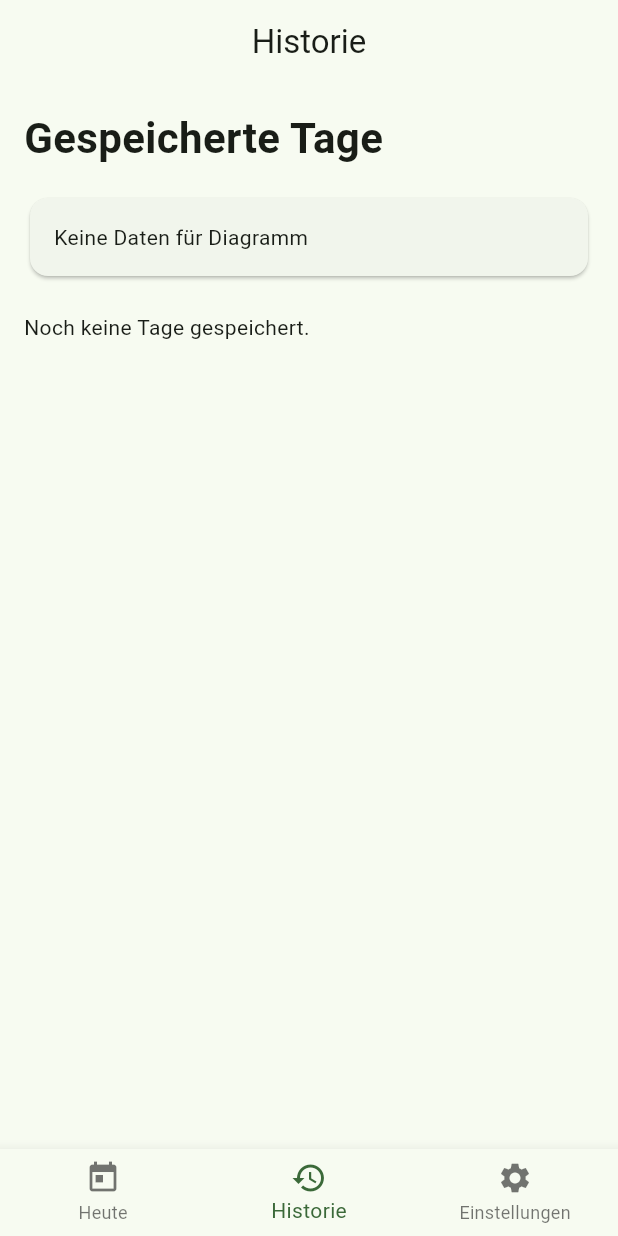
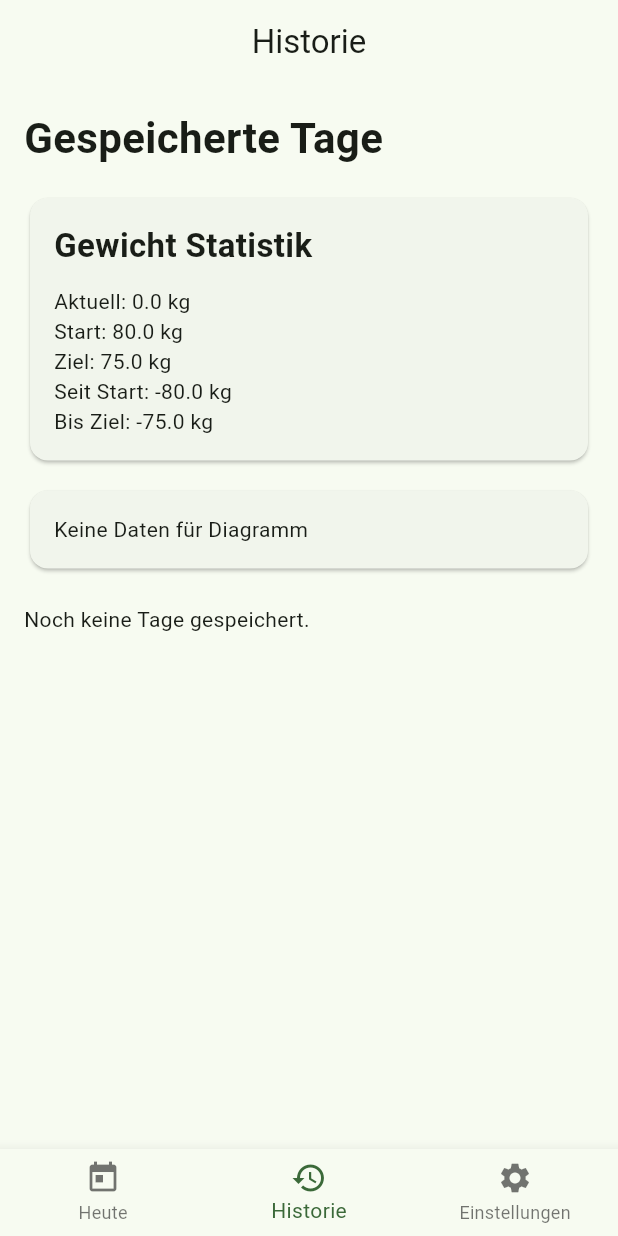
Before and after one commit to AveenAl-Hadad/mein_coach, a Flutter app: the screen it shows after launch, item 2 of the bottom bar chosen, on a phone screen of 412 x 824 dp. Run offline on Flutter 3.47's test engine with Material 3 defaults, Android fonts, the phone set to English and light mode, and no system bars; our stand-ins replace fl_chart, flutter_local_notifications, image_picker, share_plus, shared_preferences, timezone.

Commit message:
Feature: Gewicht Statistik Karte hinzugefuegt

```diff
--- a/lib/seiten/historie_seite.dart
+++ b/lib/seiten/historie_seite.dart
@@ -8,6 +8,7 @@ import '../widgets/gewicht_diagramm.dart';
 import 'tag_detail_seite.dart';
 import '../widgets/historie_karte.dart';
 import '../provider/einstellungen_provider.dart';
+import '../widgets/gewicht_statistik_karte.dart';
 
 /// Historie-Seite.
 /// Zeigt alle gespeicherten Tage und den Gewichtsverlauf.
@@ -56,6 +57,13 @@ class _HistorieSeiteStatus extends State<HistorieSeite> {
           ),
 
           AppStyle.abstandMittel,
+          GewichtStatistikKarte(
+            aktuellesGewicht: tage.isEmpty ? 0 : tage.first.gewicht,
+            startGewicht: einstellungenProvider.startGewicht,
+            zielGewicht: einstellungenProvider.zielGewicht,
+          ),
+
+        AppStyle.abstandKlein,
 
        GewichtDiagramm(
         tage: tage,
--- /dev/null
+++ b/lib/widgets/gewicht_statistik_karte.dart
@@ -0,0 +1,42 @@
+import 'package:flutter/material.dart';
+
+import '../style/app_style.dart';
+
+/// Statistik-Karte für Gewicht.
+/// Zeigt wichtige Werte unter dem Diagramm.
+class GewichtStatistikKarte extends StatelessWidget {
+  final double aktuellesGewicht;
+  final double startGewicht;
+  final double zielGewicht;
+
+  const GewichtStatistikKarte({
+    super.key,
+    required this.aktuellesGewicht,
+    required this.startGewicht,
+    required this.zielGewicht,
+  });
+
+  @override
+  Widget build(BuildContext context) {
+    final differenzZumZiel = aktuellesGewicht - zielGewicht;
+    final differenzSeitStart = aktuellesGewicht - startGewicht;
+
+    return Card(
+      child: Padding(
+        padding: AppStyle.standardPadding,
+        child: Column(
+          crossAxisAlignment: CrossAxisAlignment.start,
+          children: [
+            const Text('Gewicht Statistik', style: AppStyle.titelMittel),
+            AppStyle.abstandKlein,
+            Text('Aktuell: ${aktuellesGewicht.toStringAsFixed(1)} kg'),
+            Text('Start: ${startGewicht.toStringAsFixed(1)} kg'),
+            Text('Ziel: ${zielGewicht.toStringAsFixed(1)} kg'),
+            Text('Seit Start: ${differenzSeitStart.toStringAsFixed(1)} kg'),
+            Text('Bis Ziel: ${differenzZumZiel.toStringAsFixed(1)} kg'),
+          ],
+        ),
+      ),
+    );
+  }
+}
```
